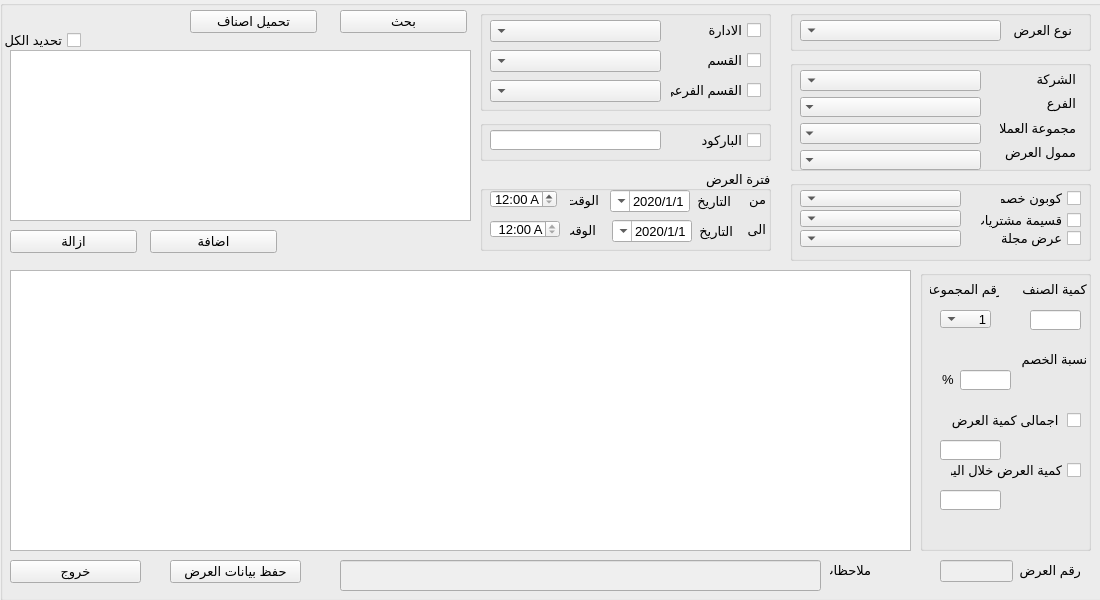
Above: presentation/promotion_ui/Promotion_create.ui from shymaa123456/HyperPOS2020 before the change. Below: the same form after it.
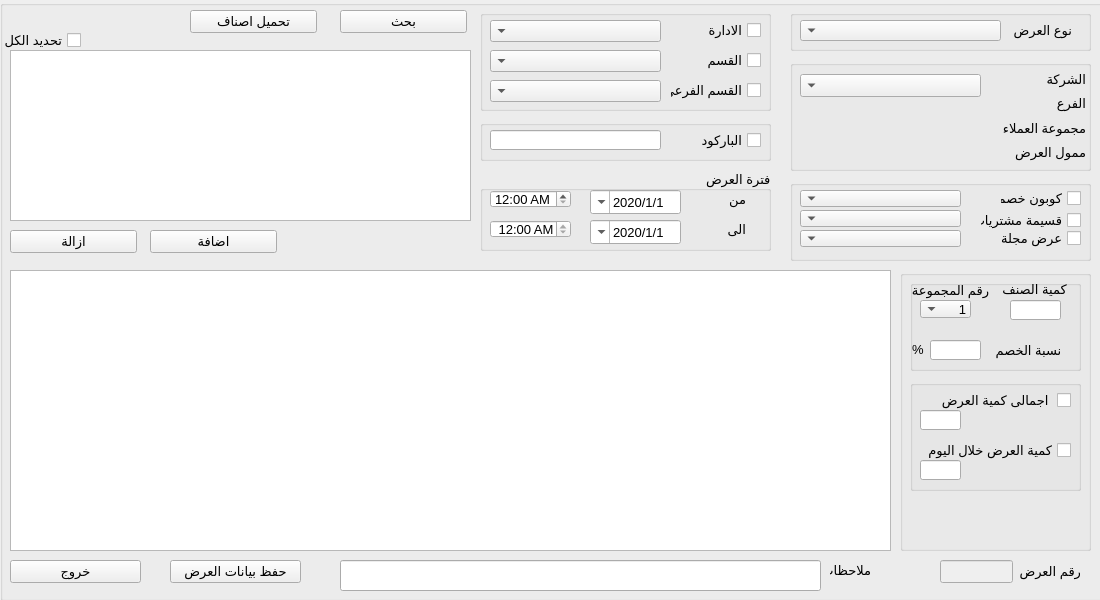
That is the form after the change.

```diff
--- a/presentation/promotion_ui/Promotion_create.ui
+++ b/presentation/promotion_ui/Promotion_create.ui
@@ -85,7 +85,7 @@
        <x>10</x>
        <y>10</y>
        <width>181</width>
-       <height>100</height>
+       <height>31</height>
       </rect>
      </property>
      <layout class="QVBoxLayout" name="verticalLayout_3">
@@ -96,27 +96,6 @@
         </property>
        </widget>
       </item>
-      <item>
-       <widget class="QComboBox" name="Qcombo_branch">
-        <property name="frame">
-         <bool>false</bool>
-        </property>
-       </widget>
-      </item>
-      <item>
-       <widget class="QComboBox" name="Qcombo_cust_group">
-        <property name="frame">
-         <bool>false</bool>
-        </property>
-       </widget>
-      </item>
-      <item>
-       <widget class="QComboBox" name="Qcombo_sponsor">
-        <property name="frame">
-         <bool>false</bool>
-        </property>
-       </widget>
-      </item>
      </layout>
     </widget>
     <widget class="QWidget" name="layoutWidget">
@@ -124,7 +103,7 @@
       <rect>
        <x>210</x>
        <y>10</y>
-       <width>76</width>
+       <width>86</width>
        <height>91</height>
       </rect>
      </property>
@@ -223,20 +202,13 @@
     <widget class="QWidget" name="layoutWidget">
      <property name="geometry">
       <rect>
-       <x>130</x>
+       <x>110</x>
        <y>20</y>
-       <width>121</width>
-       <height>22</height>
+       <width>91</width>
+       <height>24</height>
       </rect>
      </property>
      <layout class="QHBoxLayout" name="horizontalLayout">
-      <item>
-       <widget class="QLabel" name="label_3">
-        <property name="text">
-         <string>التاريخ</string>
-        </property>
-       </widget>
-      </item>
       <item>
        <widget class="QDateTimeEdit" name="Qdate_from">
         <property name="layoutDirection">
@@ -265,7 +237,7 @@
     <widget class="QLabel" name="label_9">
      <property name="geometry">
       <rect>
-       <x>260</x>
+       <x>240</x>
        <y>20</y>
        <width>26</width>
        <height>19</height>
@@ -278,7 +250,7 @@
     <widget class="QLabel" name="label_10">
      <property name="geometry">
       <rect>
-       <x>260</x>
+       <x>240</x>
        <y>50</y>
        <width>26</width>
        <height>19</height>
@@ -291,20 +263,13 @@
     <widget class="QWidget" name="layoutWidget_2">
      <property name="geometry">
       <rect>
-       <x>132</x>
+       <x>110</x>
        <y>50</y>
-       <width>121</width>
-       <height>22</height>
+       <width>91</width>
+       <height>24</height>
       </rect>
      </property>
      <layout class="QHBoxLayout" name="horizontalLayout_2">
-      <item>
-       <widget class="QLabel" name="label_8">
-        <property name="text">
-         <string>التاريخ</string>
-        </property>
-       </widget>
-      </item>
       <item>
        <widget class="QDateTimeEdit" name="Qdate_to">
         <property name="minimumDateTime">
@@ -332,7 +297,7 @@
       <rect>
        <x>10</x>
        <y>50</y>
-       <width>70</width>
+       <width>81</width>
        <height>18</height>
       </rect>
      </property>
@@ -352,38 +317,12 @@
       <bool>false</bool>
      </property>
     </widget>
-    <widget class="QLabel" name="label_7">
-     <property name="geometry">
-      <rect>
-       <x>90</x>
-       <y>50</y>
-       <width>26</width>
-       <height>20</height>
-      </rect>
-     </property>
-     <property name="text">
-      <string>الوقت</string>
-     </property>
-    </widget>
-    <widget class="QLabel" name="label_2">
-     <property name="geometry">
-      <rect>
-       <x>90</x>
-       <y>20</y>
-       <width>29</width>
-       <height>20</height>
-      </rect>
-     </property>
-     <property name="text">
-      <string>الوقت</string>
-     </property>
-    </widget>
     <widget class="QDateTimeEdit" name="Qtime_to">
      <property name="geometry">
       <rect>
        <x>10</x>
        <y>20</y>
-       <width>67</width>
+       <width>81</width>
        <height>18</height>
       </rect>
      </property>
@@ -641,7 +580,7 @@
      <rect>
       <x>10</x>
       <y>270</y>
-      <width>901</width>
+      <width>881</width>
       <height>281</height>
      </rect>
     </property>
@@ -667,9 +606,9 @@
    <widget class="QGroupBox" name="groupBox_8">
     <property name="geometry">
      <rect>
-      <x>920</x>
+      <x>900</x>
       <y>270</y>
-      <width>171</width>
+      <width>191</width>
       <height>281</height>
      </rect>
     </property>
@@ -679,11 +618,71 @@
     <property name="title">
      <string/>
     </property>
+    <widget class="QGroupBox" name="groupBox_9">
+     <property name="geometry">
+      <rect>
+       <x>10</x>
+       <y>10</y>
+       <width>171</width>
+       <height>91</height>
+      </rect>
+     </property>
+     <property name="title">
+      <string/>
+     </property>
+     <widget class="QLabel" name="label_19">
+      <property name="geometry">
+       <rect>
+        <x>90</x>
+        <y>0</y>
+        <width>69</width>
+        <height>19</height>
+       </rect>
+      </property>
+      <property name="text">
+       <string>كمية الصنف</string>
+      </property>
+      <property name="alignment">
+       <set>Qt::AlignCenter</set>
+      </property>
+     </widget>
+     <widget class="QLineEdit" name="QLilne_Barcode_3">
+      <property name="enabled">
+       <bool>true</bool>
+      </property>
+      <property name="geometry">
+       <rect>
+        <x>100</x>
+        <y>20</y>
+        <width>51</width>
+        <height>20</height>
+       </rect>
+      </property>
+      <property name="alignment">
+       <set>Qt::AlignCenter</set>
+      </property>
+     </widget>
+     <widget class="QLabel" name="label_16">
+      <property name="geometry">
+       <rect>
+        <x>0</x>
+        <y>0</y>
+        <width>81</width>
+        <height>20</height>
+       </rect>
+      </property>
+      <property name="text">
+       <string>رقم المجموعة</string>
+      </property>
+      <property name="alignment">
+       <set>Qt::AlignCenter</set>
+      </property>
+     </widget>
     <widget class="QComboBox" name="Qcombo_magazine_4">
      <property name="geometry">
       <rect>
-       <x>20</x>
-       <y>40</y>
+        <x>10</x>
+        <y>20</y>
        <width>51</width>
        <height>18</height>
       </rect>
@@ -714,62 +713,14 @@
       </property>
      </item>
     </widget>
-    <widget class="QLineEdit" name="QLilne_Barcode_3">
-     <property name="enabled">
-      <bool>true</bool>
-     </property>
-     <property name="geometry">
-      <rect>
-       <x>110</x>
-       <y>40</y>
-       <width>51</width>
-       <height>20</height>
-      </rect>
-     </property>
-     <property name="alignment">
-      <set>Qt::AlignCenter</set>
-     </property>
-    </widget>
-    <widget class="QLabel" name="label_19">
-     <property name="geometry">
-      <rect>
-       <x>100</x>
-       <y>10</y>
-       <width>69</width>
-       <height>19</height>
-      </rect>
-     </property>
-     <property name="text">
-      <string>كمية الصنف</string>
-     </property>
-     <property name="alignment">
-      <set>Qt::AlignCenter</set>
-     </property>
-    </widget>
-    <widget class="QLabel" name="label_16">
-     <property name="geometry">
-      <rect>
-       <x>10</x>
-       <y>10</y>
-       <width>69</width>
-       <height>19</height>
-      </rect>
-     </property>
-     <property name="text">
-      <string>رقم المجموعة</string>
-     </property>
-     <property name="alignment">
-      <set>Qt::AlignCenter</set>
-     </property>
-    </widget>
     <widget class="QLineEdit" name="QLilne_Barcode_2">
      <property name="enabled">
       <bool>true</bool>
      </property>
      <property name="geometry">
       <rect>
-       <x>40</x>
-       <y>100</y>
+        <x>20</x>
+        <y>60</y>
        <width>51</width>
        <height>20</height>
       </rect>
@@ -781,8 +732,8 @@
     <widget class="QLabel" name="label_18">
      <property name="geometry">
       <rect>
-       <x>20</x>
-       <y>100</y>
+        <x>0</x>
+        <y>60</y>
        <width>16</width>
        <height>19</height>
       </rect>
@@ -797,10 +748,10 @@
     <widget class="QLabel" name="label_17">
      <property name="geometry">
       <rect>
-       <x>100</x>
-       <y>80</y>
-       <width>69</width>
-       <height>19</height>
+        <x>78</x>
+        <y>60</y>
+        <width>81</width>
+        <height>20</height>
       </rect>
      </property>
      <property name="text">
@@ -810,43 +761,24 @@
       <set>Qt::AlignCenter</set>
      </property>
     </widget>
-    <widget class="QLineEdit" name="QLilne_Barcode_4">
-     <property name="enabled">
-      <bool>true</bool>
-     </property>
-     <property name="geometry">
-      <rect>
-       <x>20</x>
-       <y>220</y>
-       <width>61</width>
-       <height>20</height>
-      </rect>
-     </property>
-     <property name="alignment">
-      <set>Qt::AlignCenter</set>
-     </property>
     </widget>
-    <widget class="QCheckBox" name="QcheckBox_magazine_8">
+    <widget class="QGroupBox" name="groupBox_19">
      <property name="geometry">
       <rect>
-       <x>30</x>
-       <y>190</y>
-       <width>131</width>
-       <height>20</height>
+       <x>10</x>
+       <y>110</y>
+       <width>171</width>
+       <height>111</height>
       </rect>
      </property>
-     <property name="layoutDirection">
-      <enum>Qt::RightToLeft</enum>
+     <property name="title">
+      <string/>
      </property>
-     <property name="text">
-      <string>كمية العرض خلال اليوم</string>
-     </property>
-    </widget>
     <widget class="QCheckBox" name="QcheckBox_magazine_9">
      <property name="geometry">
       <rect>
        <x>30</x>
-       <y>140</y>
+        <y>10</y>
        <width>131</width>
        <height>20</height>
       </rect>
@@ -864,15 +796,48 @@
      </property>
      <property name="geometry">
       <rect>
-       <x>20</x>
-       <y>170</y>
-       <width>61</width>
+        <x>10</x>
+        <y>30</y>
+        <width>41</width>
        <height>20</height>
       </rect>
      </property>
      <property name="alignment">
       <set>Qt::AlignCenter</set>
      </property>
+     </widget>
+     <widget class="QCheckBox" name="QcheckBox_magazine_8">
+      <property name="geometry">
+       <rect>
+        <x>10</x>
+        <y>60</y>
+        <width>151</width>
+        <height>20</height>
+       </rect>
+      </property>
+      <property name="layoutDirection">
+       <enum>Qt::RightToLeft</enum>
+      </property>
+      <property name="text">
+       <string>كمية العرض خلال اليوم</string>
+      </property>
+     </widget>
+     <widget class="QLineEdit" name="QLilne_Barcode_4">
+      <property name="enabled">
+       <bool>true</bool>
+      </property>
+      <property name="geometry">
+       <rect>
+        <x>10</x>
+        <y>80</y>
+        <width>41</width>
+        <height>20</height>
+       </rect>
+      </property>
+      <property name="alignment">
+       <set>Qt::AlignCenter</set>
+      </property>
+     </widget>
     </widget>
    </widget>
    <widget class="QPushButton" name="Qbtn_remove">
@@ -906,7 +871,7 @@
    </widget>
    <widget class="QLineEdit" name="QLilne_promotion">
     <property name="enabled">
-     <bool>false</bool>
+     <bool>true</bool>
     </property>
     <property name="geometry">
      <rect>
@@ -1017,7 +982,7 @@
       <x>940</x>
       <y>560</y>
       <width>141</width>
-      <height>22</height>
+      <height>24</height>
      </rect>
     </property>
     <layout class="QHBoxLayout" name="horizontalLayout_3">
```
Lines whose indentation alone changed are shown as unchanged.
